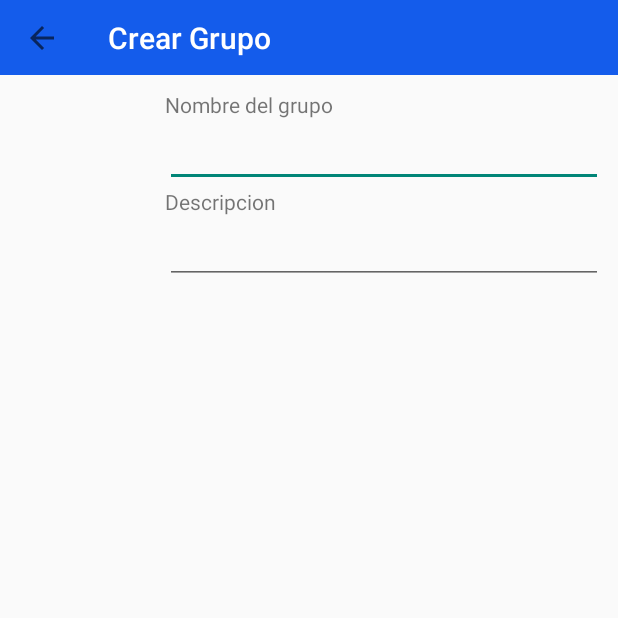
After one commit to lien0226/AdnBike_Rider, an Android app: the CreateGroup screen opened directly, with no data from a screen before it, on a phone screen of 412 x 824 dp, the top half of it. The commit adds this screen. Run offline under Robolectric (Android 15) with nearby library versions, the phone set to English and light mode, and no system bars.

Commit message:
home fragment group

```diff
--- a/app/src/main/AndroidManifest.xml
+++ b/app/src/main/AndroidManifest.xml
@@ -11,7 +11,8 @@
         android:roundIcon="@mipmap/ic_launcher_round"
         android:supportsRtl="true"
         android:theme="@style/Theme.AdnBikeRider">
-        <activity android:name=".mvp.v.Verify"></activity>
+        <activity android:name=".mvp.v.CreateGroup"></activity>
+        <activity android:name=".mvp.v.Verify" />
         <activity android:name=".mvp.v.SplashActivity" />
         <activity android:name=".mvp.v.Register" />
         <activity android:name=".mvp.v.MainActivity" />
--- /dev/null
+++ b/app/src/main/java/com/arife/adnbikerider/mvp/v/CreateGroup.java
@@ -0,0 +1,36 @@
+package com.arife.adnbikerider.mvp.v;
+
+import androidx.annotation.NonNull;
+import androidx.appcompat.app.AppCompatActivity;
+import androidx.appcompat.widget.Toolbar;
+
+import android.os.Bundle;
+import android.view.MenuItem;
+
+import com.arife.adnbikerider.R;
+
+public class CreateGroup extends AppCompatActivity {
+
+    @Override
+    protected void onCreate(Bundle savedInstanceState) {
+        super.onCreate(savedInstanceState);
+        setContentView(R.layout.activity_create_group);
+
+        Toolbar toolbar = (Toolbar) findViewById(R.id.bgHeader);
+        setSupportActionBar(toolbar);
+        getSupportActionBar().setElevation(0);
+        getSupportActionBar().setTitle("Crear Grupo");
+        getSupportActionBar().setDisplayHomeAsUpEnabled(true);
+
+    }
+
+    @Override
+    public boolean onOptionsItemSelected(@NonNull MenuItem item) {
+        switch (item.getItemId()){
+            case android.R.id.home:
+                onBackPressed();
+                return true;
+        }
+        return super.onOptionsItemSelected(item);
+    }
+}
--- a/app/src/main/java/com/arife/adnbikerider/mvp/v/Login.java
+++ b/app/src/main/java/com/arife/adnbikerider/mvp/v/Login.java
@@ -109,7 +109,7 @@ public class Login extends AppCompatActivity implements LoginView,View.OnClickLi
         if (this.ContentLogin!=null){
             TransitionManager.beginDelayedTransition(this.ContentLogin);
             ShowHide(true);
-            Toasty.error(this, error);
+            Toasty.error(this, error, Toasty.LENGTH_SHORT).show();
         }
     }
 
--- /dev/null
+++ b/app/src/main/res/layout/activity_create_group.xml
@@ -0,0 +1,65 @@
+<?xml version="1.0" encoding="utf-8"?>
+<RelativeLayout xmlns:android="http://schemas.android.com/apk/res/android"
+    xmlns:app="http://schemas.android.com/apk/res-auto"
+    xmlns:tools="http://schemas.android.com/tools"
+    android:layout_width="match_parent"
+    android:layout_height="match_parent"
+    tools:context=".mvp.v.CreateGroup">
+
+    <LinearLayout
+        android:layout_width="match_parent"
+        android:layout_height="match_parent"
+        android:orientation="vertical">
+
+        <androidx.appcompat.widget.Toolbar
+            android:id="@+id/bgHeader"
+            android:layout_width="match_parent"
+            android:layout_height="50dp"
+            android:background="@color/purple_700"
+            android:elevation="5dp"
+            app:titleTextColor="@color/white"
+            app:layout_constraintEnd_toEndOf="parent"
+            app:layout_constraintStart_toStartOf="parent"
+            app:layout_constraintTop_toTopOf="parent"></androidx.appcompat.widget.Toolbar>
+
+            <LinearLayout
+                android:layout_margin="10dp"
+                android:layout_width="match_parent"
+                android:layout_height="wrap_content"
+                android:orientation="horizontal">
+
+                <ImageView
+                    android:layout_width="100dp"
+                    android:layout_height="100dp"/>
+
+                <LinearLayout
+                    android:layout_width="match_parent"
+                    android:layout_height="wrap_content"
+                    android:orientation="vertical">
+
+                    <TextView
+                        android:layout_width="wrap_content"
+                        android:layout_height="wrap_content"
+                        android:text="Nombre del grupo"/>
+
+                    <EditText
+                        android:layout_width="match_parent"
+                        android:layout_height="wrap_content"/>
+
+                    <TextView
+                        android:layout_width="wrap_content"
+                        android:layout_height="wrap_content"
+                        android:text="Descripcion"/>
+
+                    <EditText
+                        android:layout_width="match_parent"
+                        android:layout_height="wrap_content"/>
+
+                </LinearLayout>
+
+            </LinearLayout>
+
+
+    </LinearLayout>
+
+</RelativeLayout>
```
Also changed, not shown: app/src/main/java/com/arife/adnbikerider/AppData/Fragments/FragmentGroups.java (+19 -2 lines), app/src/main/res/drawable/ic_add_group.xml (added, +4 -0 lines), app/src/main/res/layout/groups_fragment.xml (+9 -0 lines).
